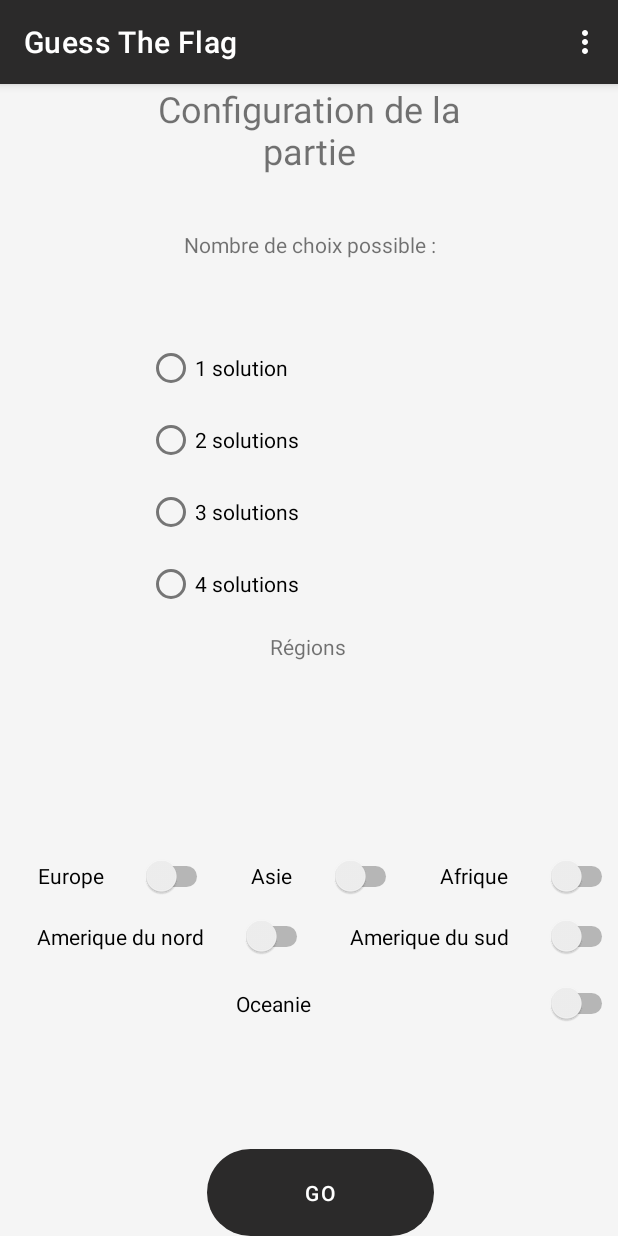
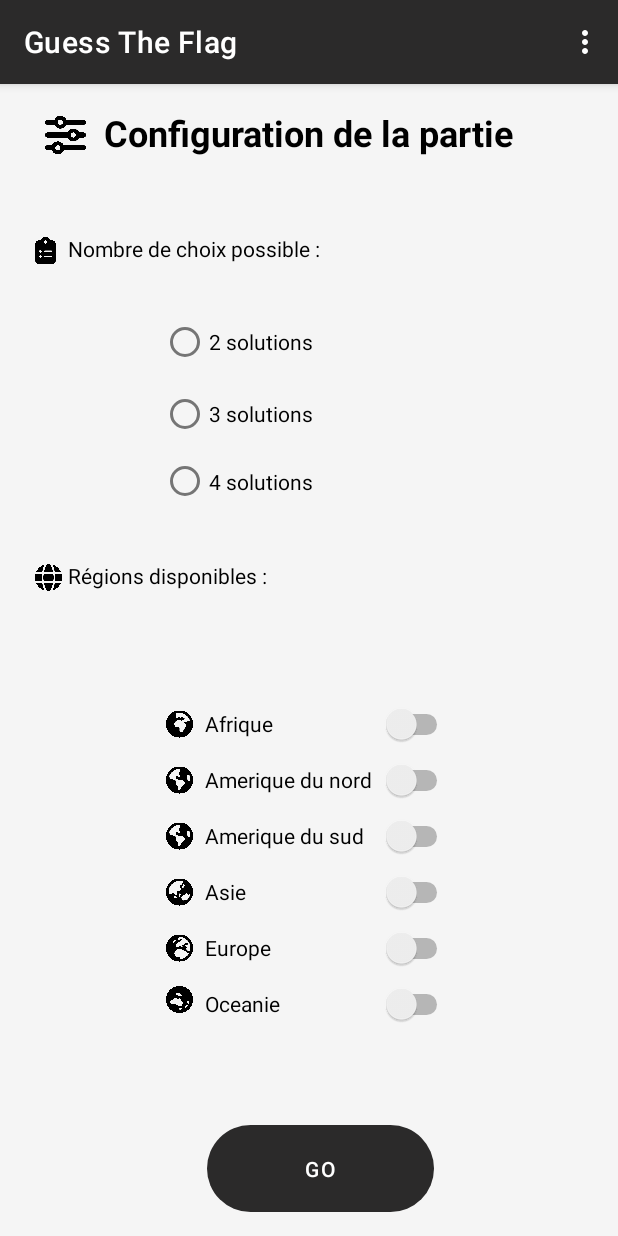
Before and after one commit to blochdu62/Android_Projet, an Android app: the SetUpFragment screen opened through its navigation route, on a phone screen of 412 x 824 dp. Run offline under Robolectric (Android 15) with nearby library versions, the phone set to English and light mode, and no system bars.

Commit message:
page configuration design

```diff
--- a/app/src/main/java/com/example/android_projet/SetUpFragment.kt
+++ b/app/src/main/java/com/example/android_projet/SetUpFragment.kt
@@ -69,7 +69,6 @@ class SetUpFragment : Fragment() {
 
             button.setOnClickListener {
                 viewModel.selectedRadioValue = when (radioGroup.checkedRadioButtonId) {
-                    R.id.une_solution -> 1
                     R.id.deux_solutions -> 2
                     R.id.trois_solutions -> 3
                     R.id.quatre_solutions -> 4
--- a/app/src/main/res/layout/fragment_set_up.xml
+++ b/app/src/main/res/layout/fragment_set_up.xml
@@ -7,32 +7,43 @@
     tools:context=".SetUpFragment">
 
     <!-- TODO: Update blank fragment layout -->
+
+    <ImageView
+        android:id="@+id/Config"
+        android:layout_width="27dp"
+        android:layout_height="29dp"
+        android:layout_marginTop="19dp"
+        android:src="@drawable/config_logo"
+        app:layout_constraintEnd_toStartOf="@+id/Jouer"
+        app:layout_constraintHorizontal_bias="1.0"
+        app:layout_constraintStart_toStartOf="parent"
+        app:layout_constraintTop_toTopOf="parent"
+        tools:ignore="MissingConstraints" />
+
     <TextView
         android:id="@+id/Jouer"
-        android:layout_width="270dp"
-        android:layout_height="65dp"
+        android:layout_width="296dp"
+        android:layout_height="32dp"
+        android:layout_marginTop="16dp"
         android:text="Configuration de la partie"
         android:textAlignment="center"
+        android:textColor="@color/black"
         android:textSize="24sp"
+        android:textStyle="bold"
         app:layout_constraintEnd_toEndOf="parent"
+        app:layout_constraintHorizontal_bias="0.496"
         app:layout_constraintStart_toStartOf="parent"
         app:layout_constraintTop_toTopOf="parent" />
 
     <RadioGroup
         android:id="@+id/radioGroup"
-        android:layout_width="272dp"
-        android:layout_height="192dp"
+        android:layout_width="259dp"
+        android:layout_height="138dp"
         android:layout_marginTop="100dp"
         app:layout_constraintEnd_toEndOf="parent"
         app:layout_constraintHorizontal_bias="0.701"
         app:layout_constraintStart_toStartOf="parent"
         app:layout_constraintTop_toBottomOf="@+id/Jouer">
-
-        <RadioButton
-            android:id="@+id/une_solution"
-            android:layout_width="match_parent"
-            android:layout_height="wrap_content"
-            android:text="1 solution" />
 
         <RadioButton
             android:id="@+id/deux_solutions"
@@ -53,46 +64,77 @@
             android:text="4 solutions" />
     </RadioGroup>
 
+    <ImageView
+        android:id="@+id/Choix"
+        android:layout_width="19dp"
+        android:layout_height="18dp"
+        android:layout_marginTop="54dp"
+        android:layout_marginLeft="15dp"
+        android:src="@drawable/choix_logo"
+        app:layout_constraintEnd_toStartOf="@+id/textView"
+        app:layout_constraintHorizontal_bias="0.666"
+        app:layout_constraintStart_toStartOf="parent"
+        app:layout_constraintTop_toBottomOf="@+id/Jouer"
+        tools:ignore="MissingConstraints" />
+
     <TextView
         android:id="@+id/textView"
-        android:layout_width="227dp"
-        android:layout_height="48dp"
-        android:layout_marginTop="32dp"
+        android:layout_width="172dp"
+        android:layout_height="24dp"
+        android:layout_marginTop="52dp"
         android:text="Nombre de choix possible :"
         android:textAlignment="center"
+        android:textColor="@color/black"
         app:layout_constraintEnd_toEndOf="parent"
+        app:layout_constraintHorizontal_bias="0.179"
         app:layout_constraintStart_toStartOf="parent"
         app:layout_constraintTop_toBottomOf="@+id/Jouer" />
 
     <TextView
         android:id="@+id/textView2"
-        android:layout_width="212dp"
-        android:layout_height="69dp"
-        android:layout_marginTop="8dp"
-        android:text="Régions"
+        android:layout_width="137dp"
+        android:layout_height="22dp"
+        android:layout_marginTop="32dp"
+        android:text="Régions disponibles :"
         android:textAlignment="center"
+        android:textColor="@color/black"
         app:layout_constraintEnd_toEndOf="parent"
-        app:layout_constraintHorizontal_bias="0.497"
+        app:layout_constraintHorizontal_bias="0.156"
         app:layout_constraintStart_toStartOf="parent"
         app:layout_constraintTop_toBottomOf="@+id/radioGroup" />
+
+    <ImageView
+        android:id="@+id/Region"
+        android:layout_width="19dp"
+        android:layout_height="18dp"
+        android:layout_marginLeft="15dp"
+        android:layout_marginTop="34dp"
+        android:src="@drawable/region_logo"
+        app:layout_constraintEnd_toStartOf="@+id/textView2"
+        app:layout_constraintHorizontal_bias="0.875"
+        app:layout_constraintStart_toStartOf="parent"
+        app:layout_constraintTop_toBottomOf="@+id/radioGroup"
+        tools:ignore="MissingConstraints" />
 
     <Button
         android:id="@+id/lancer_partie"
         android:layout_width="151dp"
         android:layout_height="58dp"
+        android:layout_marginBottom="16dp"
+        android:background="@drawable/button_rounded"
         android:text="Go"
         app:layout_constraintBottom_toBottomOf="parent"
         app:layout_constraintEnd_toEndOf="parent"
         app:layout_constraintHorizontal_bias="0.53"
-        android:background="@drawable/button_rounded"
         app:layout_constraintStart_toStartOf="parent" />
 
     <LinearLayout
         android:id="@+id/linearLayout"
-        android:layout_width="match_parent"
-        android:layout_height="wrap_content"
+        android:layout_width="191dp"
+        android:layout_height="218dp"
         android:orientation="vertical"
         app:layout_constraintBottom_toTopOf="@+id/lancer_partie"
+        app:layout_constraintEnd_toEndOf="parent"
         app:layout_constraintStart_toStartOf="parent"
         app:layout_constraintTop_toBottomOf="@+id/textView2">
 
@@ -101,29 +143,21 @@
             android:layout_height="wrap_content"
             android:orientation="horizontal">
 
-            <Switch
-                android:id="@+id/idEurope"
-                android:layout_width="wrap_content"
-                android:layout_height="37dp"
-                android:layout_weight="1"
-                android:text="Europe"
-                android:textAlignment="center" />
-
-            <Switch
-                android:id="@+id/idAsie"
-                android:layout_width="wrap_content"
-                android:layout_height="37dp"
-                android:layout_weight="1"
-                android:text="Asie"
-                android:textAlignment="center" />
+            <ImageView
+                android:id="@+id/AfriqueImage"
+                android:layout_width="18dp"
+                android:layout_height="match_parent"
+                android:src="@drawable/afrique_logo"
+                tools:ignore="MissingConstraints" />
 
             <Switch
                 android:id="@+id/idAfrique"
                 android:layout_width="wrap_content"
                 android:layout_height="37dp"
                 android:layout_weight="1"
-                android:text="Afrique"
-                android:textAlignment="center" />
+                android:layout_marginLeft="8dp"
+                android:text="Afrique" />
+
         </LinearLayout>
 
         <LinearLayout
@@ -131,37 +165,109 @@
             android:layout_height="wrap_content"
             android:orientation="horizontal">
 
+            <ImageView
+                android:id="@+id/idAmeriqueNordImage"
+                android:layout_width="18dp"
+                android:layout_height="match_parent"
+                android:src="@drawable/amerique_logo"
+                tools:ignore="MissingConstraints" />
+
             <Switch
                 android:id="@+id/idAmeriqueNord"
                 android:layout_width="wrap_content"
-                android:layout_height="43dp"
+                android:layout_height="37dp"
                 android:layout_weight="1"
-                android:text="Amerique du nord"
-                android:textAlignment="center" />
-
-            <Switch
-                android:id="@+id/idAmeriqueSud"
-                android:layout_width="wrap_content"
-                android:layout_height="43dp"
-                android:layout_weight="1"
-                android:text="Amerique du sud"
-                android:textAlignment="center" />
+                android:layout_marginLeft="8dp"
+                android:text="Amerique du nord" />
 
         </LinearLayout>
 
         <LinearLayout
             android:layout_width="match_parent"
-            android:layout_height="46dp"
-            android:layout_weight="1"
+            android:layout_height="wrap_content"
             android:orientation="horizontal">
+
+            <ImageView
+                android:id="@+id/idAmeriqueSudImage"
+                android:layout_width="18dp"
+                android:layout_height="match_parent"
+                android:src="@drawable/amerique_logo"
+                tools:ignore="MissingConstraints" />
+
+            <Switch
+                android:id="@+id/idAmeriqueSud"
+                android:layout_width="wrap_content"
+                android:layout_height="37dp"
+                android:layout_weight="1"
+                android:layout_marginLeft="8dp"
+                android:text="Amerique du sud" />
+
+        </LinearLayout>
+
+        <LinearLayout
+            android:layout_width="match_parent"
+            android:layout_height="wrap_content"
+            android:orientation="horizontal">
+
+            <ImageView
+                android:id="@+id/idAsieImage"
+                android:layout_width="18dp"
+                android:layout_height="match_parent"
+                android:src="@drawable/asie_logo"
+                tools:ignore="MissingConstraints" />
+
+            <Switch
+                android:id="@+id/idAsie"
+                android:layout_width="wrap_content"
+                android:layout_height="37dp"
+                android:layout_weight="1"
+                android:layout_marginLeft="8dp"
+                android:text="Asie" />
+
+        </LinearLayout>
+
+        <LinearLayout
+            android:layout_width="match_parent"
+            android:layout_height="wrap_content"
+            android:orientation="horizontal">
+
+            <ImageView
+                android:id="@+id/idEuropeImage"
+                android:layout_width="18dp"
+                android:layout_height="match_parent"
+                android:src="@drawable/europe_logo"
+                tools:ignore="MissingConstraints" />
+
+            <Switch
+                android:id="@+id/idEurope"
+                android:layout_width="wrap_content"
+                android:layout_height="37dp"
+                android:layout_weight="1"
+                android:layout_marginLeft="8dp"
+                android:text="Europe" />
+
+        </LinearLayout>
+
+        <LinearLayout
+            android:layout_width="match_parent"
+            android:layout_height="wrap_content"
+            android:orientation="horizontal">
+
+            <ImageView
+                android:id="@+id/idOceanieImage"
+                android:layout_width="18dp"
+                android:layout_height="match_parent"
+                android:src="@drawable/oceanie_logo"
+                tools:ignore="MissingConstraints" />
 
             <Switch
                 android:id="@+id/idOceanie"
                 android:layout_width="wrap_content"
-                android:layout_height="match_parent"
+                android:layout_height="37dp"
                 android:layout_weight="1"
-                android:text="Oceanie"
-                android:textAlignment="center" />
+                android:layout_marginLeft="8dp"
+                android:text="Oceanie" />
+
         </LinearLayout>
     </LinearLayout>
 
```
Also changed, not shown: app/src/main/res/drawable/afrique_logo.png (added), app/src/main/res/drawable/amerique_logo.png (added), app/src/main/res/drawable/asie_logo.png (added), app/src/main/res/drawable/choix_logo.png (added), app/src/main/res/drawable/config_logo.png (added), app/src/main/res/drawable/europe_logo.png (added), app/src/main/res/drawable/oceanie_logo.png (added), app/src/main/res/drawable/region_logo.png (added).
